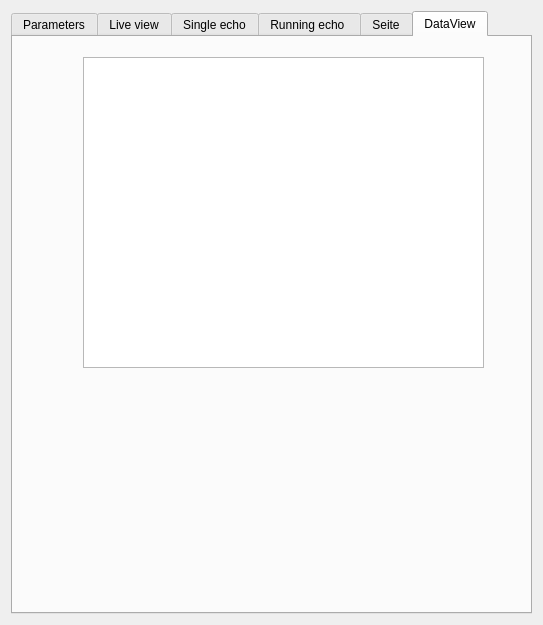
Qt form Hanse/Module_SonarLocalization/form_sonarlocalization.ui (iti-luebeck/HANSE2011) before a commit.
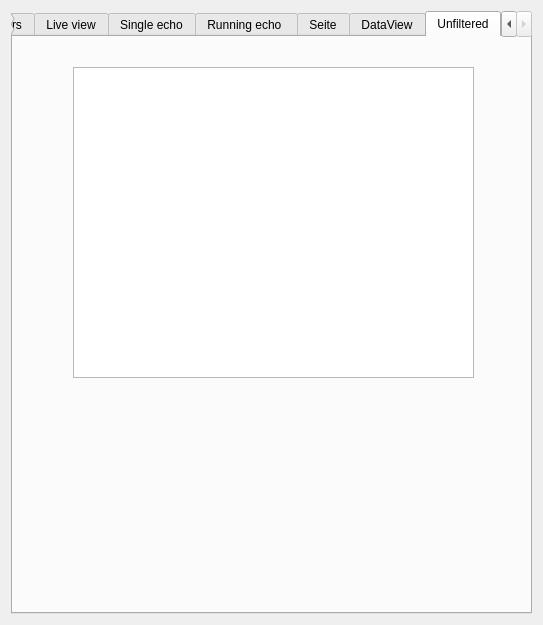
The same form after that commit. Custom widgets are drawn as their Qt base class.

What changed in the file:
```diff
--- a/Hanse/Module_SonarLocalization/form_sonarlocalization.ui
+++ b/Hanse/Module_SonarLocalization/form_sonarlocalization.ui
@@ -17,7 +17,7 @@
    <item>
     <widget class="QTabWidget" name="tabWidget">
      <property name="currentIndex">
-      <number>5</number>
+      <number>6</number>
      </property>
      <widget class="QWidget" name="tab_2">
       <attribute name="title">
@@ -662,6 +662,21 @@
        </property>
       </widget>
      </widget>
+     <widget class="QWidget" name="tab_7">
+      <attribute name="title">
+       <string>Unfiltered</string>
+      </attribute>
+      <widget class="QGraphicsViewExtended" name="unfilteredView">
+       <property name="geometry">
+        <rect>
+         <x>60</x>
+         <y>30</y>
+         <width>401</width>
+         <height>311</height>
+        </rect>
+       </property>
+      </widget>
+     </widget>
     </widget>
    </item>
   </layout>
```
